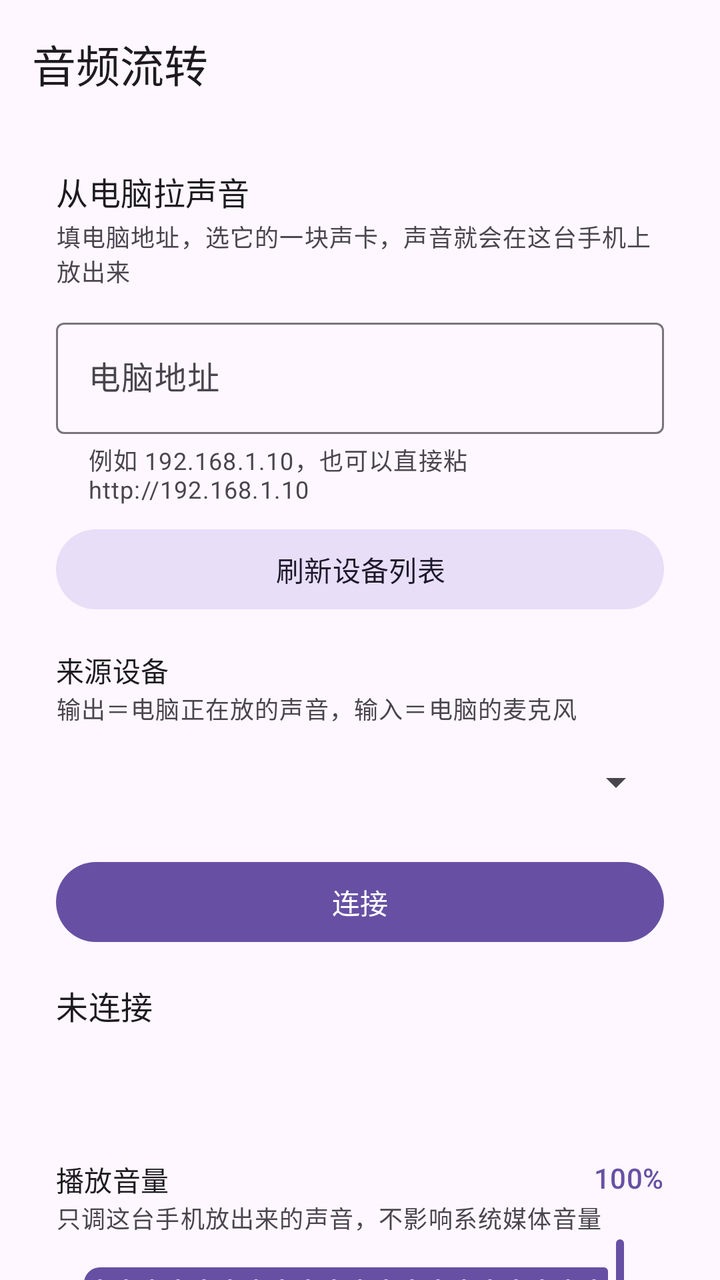
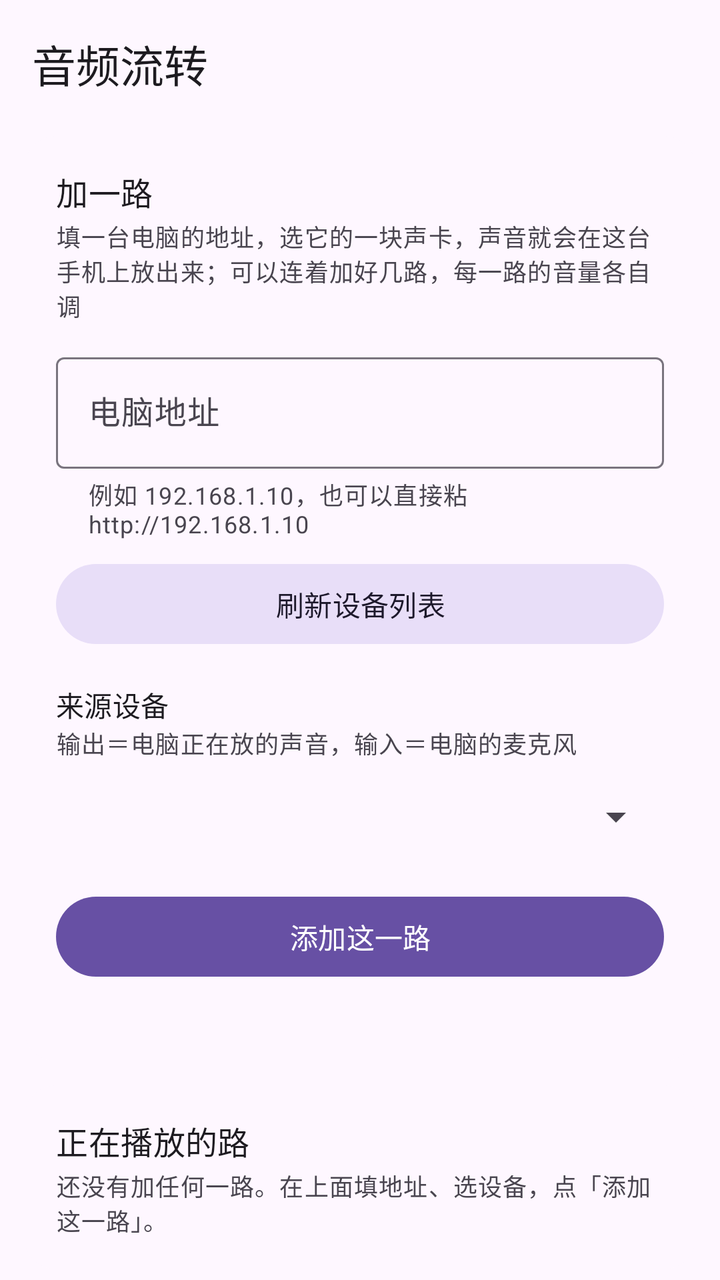

Two renders of the same Android screen: before a commit and after it. Below are the layout's source before the change and the commit's diff.
<!-- AndroidManifest.xml: application theme Theme.AudioStream -->
<!-- res/layout/activity_main.xml -->
<?xml version="1.0" encoding="utf-8"?>
<LinearLayout xmlns:android="http://schemas.android.com/apk/res/android"
    xmlns:app="http://schemas.android.com/apk/res-auto"
    android:layout_width="match_parent"
    android:layout_height="match_parent"
    android:orientation="vertical">

    <com.google.android.material.appbar.MaterialToolbar
        android:id="@+id/toolbar"
        android:layout_width="match_parent"
        android:layout_height="?attr/actionBarSize"
        app:title="@string/app_name"
        app:titleCentered="false" />

    <androidx.core.widget.NestedScrollView
        android:layout_width="match_parent"
        android:layout_height="0dp"
        android:layout_weight="1"
        android:clipToPadding="false"
        android:paddingBottom="16dp">

        <LinearLayout
            android:layout_width="match_parent"
            android:layout_height="wrap_content"
            android:orientation="vertical"
            android:paddingStart="12dp"
            android:paddingEnd="12dp">

            

            <com.google.android.material.card.MaterialCardView
                android:layout_width="match_parent"
                android:layout_height="wrap_content"
                android:layout_marginTop="4dp"
                app:cardCornerRadius="16dp"
                app:cardElevation="0dp"
                app:strokeWidth="0dp">

                <LinearLayout
                    android:layout_width="match_parent"
                    android:layout_height="wrap_content"
                    android:orientation="vertical"
                    android:padding="16dp">

                    <TextView
                        android:layout_width="wrap_content"
                        android:layout_height="wrap_content"
                        android:text="从电脑拉声音"
                        android:textAppearance="?attr/textAppearanceTitleMedium" />

                    <TextView
                        android:layout_width="match_parent"
                        android:layout_height="wrap_content"
                        android:layout_marginTop="2dp"
                        android:text="填电脑地址，选它的一块声卡，声音就会在这台手机上放出来"
                        android:textAppearance="?attr/textAppearanceBodySmall"
                        android:textColor="?attr/colorOnSurfaceVariant" />

                    <com.google.android.material.textfield.TextInputLayout
                        android:id="@+id/hostLayout"
                        style="@style/Widget.Material3.TextInputLayout.OutlinedBox"
                        android:layout_width="match_parent"
                        android:layout_height="wrap_content"
                        android:layout_marginTop="12dp"
                        android:hint="电脑地址"
                        app:helperText="例如 192.168.1.10，也可以直接粘 http://192.168.1.10">

                        <com.google.android.material.textfield.TextInputEditText
                            android:id="@+id/hostInput"
                            android:layout_width="match_parent"
                            android:layout_height="wrap_content"
                            android:imeOptions="actionDone"
                            android:inputType="textUri"
                            android:maxLines="1" />
                    </com.google.android.material.textfield.TextInputLayout>

                    <com.google.android.material.button.MaterialButton
                        android:id="@+id/discoverButton"
                        style="@style/Widget.Material3.Button.TonalButton"
                        android:layout_width="match_parent"
                        android:layout_height="wrap_content"
                        android:layout_marginTop="8dp"
                        android:text="刷新设备列表" />

                    <TextView
                        android:layout_width="wrap_content"
                        android:layout_height="wrap_content"
                        android:layout_marginTop="16dp"
                        android:text="来源设备"
                        android:textAppearance="?attr/textAppearanceTitleSmall" />

                    <TextView
                        android:layout_width="match_parent"
                        android:layout_height="wrap_content"
                        android:text="输出＝电脑正在放的声音，输入＝电脑的麦克风"
                        android:textAppearance="?attr/textAppearanceBodySmall"
                        android:textColor="?attr/colorOnSurfaceVariant" />

                    <Spinner
                        android:id="@+id/deviceSpinner"
                        android:layout_width="match_parent"
                        android:layout_height="wrap_content"
                        android:layout_marginTop="4dp"
                        android:minHeight="48dp" />

                    <com.google.android.material.button.MaterialButton
                        android:id="@+id/connectButton"
                        android:layout_width="match_parent"
                        android:layout_height="wrap_content"
                        android:layout_marginTop="12dp"
                        android:text="连接" />

                    
                    <TextView
                        android:id="@+id/statusText"
                        android:layout_width="match_parent"
                        android:layout_height="wrap_content"
                        android:layout_marginTop="16dp"
                        android:text="未连接"
                        android:textAppearance="?attr/textAppearanceTitleMedium" />

                    <TextView
                        android:id="@+id/detailText"
                        android:layout_width="match_parent"
                        android:layout_height="wrap_content"
                        android:textAppearance="?attr/textAppearanceBodySmall"
                        android:textColor="?attr/colorError" />

                    <TextView
                        android:id="@+id/formatText"
                        android:layout_width="match_parent"
                        android:layout_height="wrap_content"
                        android:textAppearance="?attr/textAppearanceBodySmall"
                        android:textColor="?attr/colorOnSurfaceVariant" />

                    <TextView
                        android:id="@+id/countersText"
                        android:layout_width="match_parent"
                        android:layout_height="wrap_content"
                        android:textAppearance="?attr/textAppearanceBodySmall"
                        android:textColor="?attr/colorOnSurfaceVariant" />

                    
                    <LinearLayout
                        android:layout_width="match_parent"
                        android:layout_height="wrap_content"
                        android:layout_marginTop="16dp"
                        android:baselineAligned="false"
                        android:orientation="horizontal">

                        <TextView
                            android:layout_width="0dp"
                            android:layout_height="wrap_content"
                            android:layout_weight="1"
                            android:text="播放音量"
                            android:textAppearance="?attr/textAppearanceTitleSmall" />

                        <TextView
                            android:id="@+id/volumeText"
                            android:layout_width="wrap_content"
                            android:layout_height="wrap_content"
                            android:text="100%"
                            android:textAppearance="?attr/textAppearanceTitleSmall"
                            android:textColor="?attr/colorPrimary" />
                    </LinearLayout>

                    <TextView
                        android:layout_width="match_parent"
                        android:layout_height="wrap_content"
                        android:text="只调这台手机放出来的声音，不影响系统媒体音量"
                        android:textAppearance="?attr/textAppearanceBodySmall"
                        android:textColor="?attr/colorOnSurfaceVariant" />

                    <com.google.android.material.slider.Slider
                        android:id="@+id/volumeSlider"
                        android:layout_width="match_parent"
                        android:layout_height="wrap_content"
                        android:stepSize="0.05"
                        android:value="1.0"
                        android:valueFrom="0.0"
                        android:valueTo="1.0" />
                </LinearLayout>
            </com.google.android.material.card.MaterialCardView>

            

            <com.google.android.material.card.MaterialCardView
                android:layout_width="match_parent"
                android:layout_height="wrap_content"
                android:layout_marginTop="12dp"
                app:cardCornerRadius="16dp"
                app:cardElevation="0dp"
                app:strokeWidth="0dp">

                <LinearLayout
                    android:layout_width="match_parent"
                    android:layout_height="wrap_content"
                    android:orientation="vertical"
                    android:padding="16dp">

                    <TextView
                        android:layout_width="wrap_content"
                        android:layout_height="wrap_content"
                        android:text="让电脑拉这台手机的声音"
                        android:textAppearance="?attr/textAppearanceTitleMedium" />

                    <TextView
                        android:layout_width="match_parent"
                        android:layout_height="wrap_content"
                        android:layout_marginTop="2dp"
                        android:text="开启后，在电脑的配置页填下面这个地址，就能把手机的麦克风或内录拉过去"
                        android:textAppearance="?attr/textAppearanceBodySmall"
                        android:textColor="?attr/colorOnSurfaceVariant" />

                    <TextView
                        android:id="@+id/localAddressText"
                        android:layout_width="match_parent"
                        android:layout_height="wrap_content"
                        android:layout_marginTop="12dp"
                        android:text="本机地址：—"
                        android:textAppearance="?attr/textAppearanceTitleMedium"
                        android:textColor="?attr/colorPrimary"
                        android:textIsSelectable="true" />

                    <com.google.android.material.button.MaterialButton
                        android:id="@+id/sourceButton"
                        android:layout_width="match_parent"
                        android:layout_height="wrap_content"
                        android:layout_marginTop="8dp"
                        android:text="开启来源端" />

                    <com.google.android.material.button.MaterialButton
                        android:id="@+id/captureButton"
                        style="@style/Widget.Material3.Button.OutlinedButton"
                        android:layout_width="match_parent"
                        android:layout_height="wrap_content"
                        android:layout_marginTop="8dp"
                        android:text="允许内录" />

                    <TextView
                        android:id="@+id/captureStatusText"
                        android:layout_width="match_parent"
                        android:layout_height="wrap_content"
                        android:textAppearance="?attr/textAppearanceBodySmall"
                        android:textColor="?attr/colorOnSurfaceVariant" />

                    <TextView
                        android:id="@+id/sourceStatusText"
                        android:layout_width="match_parent"
                        android:layout_height="wrap_content"
                        android:layout_marginTop="8dp"
                        android:textAppearance="?attr/textAppearanceBodySmall"
                        android:textColor="?attr/colorOnSurfaceVariant" />
                </LinearLayout>
            </com.google.android.material.card.MaterialCardView>

            

            <com.google.android.material.card.MaterialCardView
                android:layout_width="match_parent"
                android:layout_height="wrap_content"
                android:layout_marginTop="12dp"
                app:cardCornerRadius="16dp"
                app:cardElevation="0dp"
                app:strokeWidth="0dp">

                <LinearLayout
                    android:layout_width="match_parent"
                    android:layout_height="wrap_content"
                    android:orientation="vertical"
                    android:padding="16dp">

                    <TextView
                        android:layout_width="wrap_content"
                        android:layout_height="wrap_content"
                        android:text="外观"
                        android:textAppearance="?attr/textAppearanceTitleMedium" />

                    <com.google.android.material.button.MaterialButtonToggleGroup
                        android:id="@+id/themeGroup"
                        android:layout_width="match_parent"
                        android:layout_height="wrap_content"
                        android:layout_marginTop="8dp"
                        app:selectionRequired="true"
                        app:singleSelection="true">

                        <com.google.android.material.button.MaterialButton
                            android:id="@+id/themeSystem"
                            style="?attr/materialButtonOutlinedStyle"
                            android:layout_width="0dp"
                            android:layout_height="wrap_content"
                            android:layout_weight="1"
                            android:text="跟随系统" />

                        <com.google.android.material.button.MaterialButton
                            android:id="@+id/themeLight"
                            style="?attr/materialButtonOutlinedStyle"
                            android:layout_width="0dp"
                            android:layout_height="wrap_content"
                            android:layout_weight="1"
                            android:text="浅色" />

                        <com.google.android.material.button.MaterialButton
                            android:id="@+id/themeDark"
                            style="?attr/materialButtonOutlinedStyle"
                            android:layout_width="0dp"
                            android:layout_height="wrap_content"
                            android:layout_weight="1"
                            android:text="深色" />
                    </com.google.android.material.button.MaterialButtonToggleGroup>
                </LinearLayout>
            </com.google.android.material.card.MaterialCardView>

            

            <com.google.android.material.card.MaterialCardView
                android:layout_width="match_parent"
                android:layout_height="wrap_content"
                android:layout_marginTop="12dp"
                app:cardCornerRadius="16dp"
                app:cardElevation="0dp"
                app:strokeWidth="0dp">

                <LinearLayout
                    android:layout_width="match_parent"
                    android:layout_height="wrap_content"
                    android:orientation="vertical"
                    android:padding="16dp">

                    <LinearLayout
                        android:layout_width="match_parent"
                        android:layout_height="wrap_content"
                        android:baselineAligned="false"
                        android:orientation="horizontal">

                        <TextView
                            android:layout_width="0dp"
                            android:layout_height="wrap_content"
                            android:layout_weight="1"
                            android:text="日志"
                            android:textAppearance="?attr/textAppearanceTitleMedium" />
                    </LinearLayout>

                    <TextView
                        android:layout_width="match_parent"
                        android:layout_height="wrap_content"
                        android:text="排查用：连接、点单、被拒绝的原因都记在这里"
                        android:textAppearance="?attr/textAppearanceBodySmall"
                        android:textColor="?attr/colorOnSurfaceVariant" />

                    <ScrollView
                        android:id="@+id/logScroll"
                        android:layout_width="match_parent"
                        android:layout_height="180dp"
                        android:layout_marginTop="8dp"
                        android:background="?attr/colorSurfaceVariant"
                        android:padding="8dp">

                        <TextView
                            android:id="@+id/logText"
                            android:layout_width="match_parent"
                            android:layout_height="wrap_content"
                            android:fontFamily="monospace"
                            android:textIsSelectable="true"
                            android:textSize="11sp" />
                    </ScrollView>
                </LinearLayout>
            </com.google.android.material.card.MaterialCardView>
        </LinearLayout>
    </androidx.core.widget.NestedScrollView>
</LinearLayout>
<!-- resources referenced by this layout -->
<resources>
  <string name="app_name">音频流转</string>
  <style name="Theme.AudioStream" parent="Theme.Material3.DayNight.NoActionBar" />
</resources>

<!-- the commit's change to res/layout/activity_main.xml (unified diff, before → after) -->
@@ -45,14 +45,14 @@
                     <TextView
                         android:layout_width="wrap_content"
                         android:layout_height="wrap_content"
-                        android:text="从电脑拉声音"
+                        android:text="加一路"
                         android:textAppearance="?attr/textAppearanceTitleMedium" />
 
                     <TextView
                         android:layout_width="match_parent"
                         android:layout_height="wrap_content"
                         android:layout_marginTop="2dp"
-                        android:text="填电脑地址，选它的一块声卡，声音就会在这台手机上放出来"
+                        android:text="填一台电脑的地址，选它的一块声卡，声音就会在这台手机上放出来；可以连着加好几路，每一路的音量各自调"
                         android:textAppearance="?attr/textAppearanceBodySmall"
                         android:textColor="?attr/colorOnSurfaceVariant" />
 
@@ -104,81 +104,60 @@
                         android:minHeight="48dp" />
 
                     <com.google.android.material.button.MaterialButton
-                        android:id="@+id/connectButton"
+                        android:id="@+id/addRouteButton"
                         android:layout_width="match_parent"
                         android:layout_height="wrap_content"
                         android:layout_marginTop="12dp"
-                        android:text="连接" />
-
-                    
-                    <TextView
-                        android:id="@+id/statusText"
-                        android:layout_width="match_parent"
-                        android:layout_height="wrap_content"
-                        android:layout_marginTop="16dp"
-                        android:text="未连接"
-                        android:textAppearance="?attr/textAppearanceTitleMedium" />
-
-                    <TextView
-                        android:id="@+id/detailText"
-                        android:layout_width="match_parent"
-                        android:layout_height="wrap_content"
+                        android:text="添加这一路" />
+
+                    <TextView
+                        android:id="@+id/addHintText"
+                        android:layout_width="match_parent"
+                        android:layout_height="wrap_content"
+                        android:layout_marginTop="6dp"
                         android:textAppearance="?attr/textAppearanceBodySmall"
                         android:textColor="?attr/colorError" />
-
-                    <TextView
-                        android:id="@+id/formatText"
-                        android:layout_width="match_parent"
-                        android:layout_height="wrap_content"
-                        android:textAppearance="?attr/textAppearanceBodySmall"
-                        android:textColor="?attr/colorOnSurfaceVariant" />
-
-                    <TextView
-                        android:id="@+id/countersText"
-                        android:layout_width="match_parent"
-                        android:layout_height="wrap_content"
-                        android:textAppearance="?attr/textAppearanceBodySmall"
-                        android:textColor="?attr/colorOnSurfaceVariant" />
-
-                    
+                </LinearLayout>
+            </com.google.android.material.card.MaterialCardView>
+
+            
+
+            <com.google.android.material.card.MaterialCardView
+                android:id="@+id/routesCard"
+                android:layout_width="match_parent"
+                android:layout_height="wrap_content"
+                android:layout_marginTop="12dp"
+                app:cardCornerRadius="16dp"
+                app:cardElevation="0dp"
+                app:strokeWidth="0dp">
+
+                <LinearLayout
+                    android:layout_width="match_parent"
+                    android:layout_height="wrap_content"
+                    android:orientation="vertical"
+                    android:padding="16dp">
+
+                    <TextView
+                        android:id="@+id/routesTitle"
+                        android:layout_width="wrap_content"
+                        android:layout_height="wrap_content"
+                        android:text="正在播放的路"
+                        android:textAppearance="?attr/textAppearanceTitleMedium" />
+
+                    <TextView
+                        android:id="@+id/routesEmptyText"
+                        android:layout_width="match_parent"
+                        android:layout_height="wrap_content"
+                        android:layout_marginTop="2dp"
+                        android:text="还没有加任何一路。在上面填地址、选设备，点「添加这一路」。"
+                        android:textAppearance="?attr/textAppearanceBodySmall"
+                        android:textColor="?attr/colorOnSurfaceVariant" />
+
                     <LinearLayout
-                        android:layout_width="match_parent"
-                        android:layout_height="wrap_content"
-                        android:layout_marginTop="16dp"
-                        android:baselineAligned="false"
-                        android:orientation="horizontal">
-
-                        <TextView
-                            android:layout_width="0dp"
-                            android:layout_height="wrap_content"
-                            android:layout_weight="1"
-                            android:text="播放音量"
-                            android:textAppearance="?attr/textAppearanceTitleSmall" />
-
-                        <TextView
-                            android:id="@+id/volumeText"
-                            android:layout_width="wrap_content"
-                            android:layout_height="wrap_content"
-                            android:text="100%"
-                            android:textAppearance="?attr/textAppearanceTitleSmall"
-                            android:textColor="?attr/colorPrimary" />
-                    </LinearLayout>
-
-                    <TextView
-                        android:layout_width="match_parent"
-                        android:layout_height="wrap_content"
-                        android:text="只调这台手机放出来的声音，不影响系统媒体音量"
-                        android:textAppearance="?attr/textAppearanceBodySmall"
-                        android:textColor="?attr/colorOnSurfaceVariant" />
-
-                    <com.google.android.material.slider.Slider
-                        android:id="@+id/volumeSlider"
-                        android:layout_width="match_parent"
-                        android:layout_height="wrap_content"
-                        android:stepSize="0.05"
-                        android:value="1.0"
-                        android:valueFrom="0.0"
-                        android:valueTo="1.0" />
+                        android:id="@+id/routeContainer"
+                        android:layout_width="match_parent"
+                        android:layout_height="wrap_content"
+                        android:orientation="vertical" />
                 </LinearLayout>
             </com.google.android.material.card.MaterialCardView>
 
@@ -327,19 +306,11 @@
                     android:orientation="vertical"
                     android:padding="16dp">
 
-                    <LinearLayout
-                        android:layout_width="match_parent"
-                        android:layout_height="wrap_content"
-                        android:baselineAligned="false"
-                        android:orientation="horizontal">
-
-                        <TextView
-                            android:layout_width="0dp"
-                            android:layout_height="wrap_content"
-                            android:layout_weight="1"
-                            android:text="日志"
-                            android:textAppearance="?attr/textAppearanceTitleMedium" />
-                    </LinearLayout>
+                    <TextView
+                        android:layout_width="wrap_content"
+                        android:layout_height="wrap_content"
+                        android:text="日志"
+                        android:textAppearance="?attr/textAppearanceTitleMedium" />
 
                     <TextView
                         android:layout_width="match_parent"
